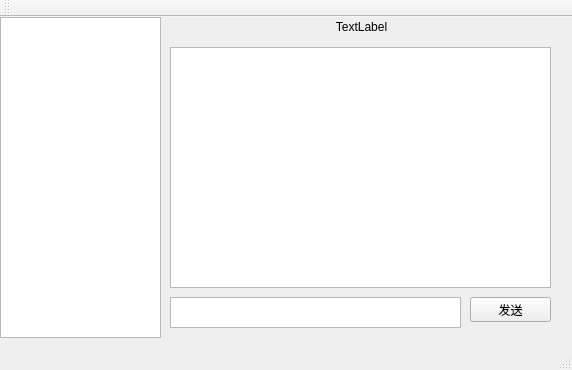
First picture: the form in mainwindow.ui, repository weizy2018/Client, before the edit.
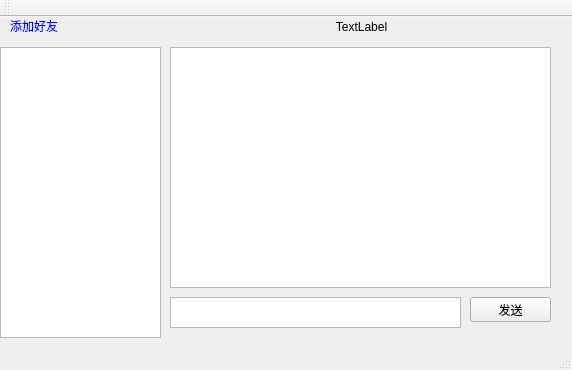
Second picture: the form after the edit.

```diff
--- a/mainwindow.ui
+++ b/mainwindow.ui
@@ -18,9 +18,9 @@
     <property name="geometry">
      <rect>
       <x>0</x>
-      <y>0</y>
+      <y>30</y>
       <width>161</width>
-      <height>321</height>
+      <height>291</height>
      </rect>
     </property>
     <property name="verticalScrollBarPolicy">
@@ -125,6 +125,89 @@
       <height>241</height>
      </rect>
     </property>
+    <property name="undoRedoEnabled">
+     <bool>false</bool>
+    </property>
+    <property name="readOnly">
+     <bool>true</bool>
+    </property>
+   </widget>
+   <widget class="QLabel" name="label">
+    <property name="geometry">
+     <rect>
+      <x>10</x>
+      <y>0</y>
+      <width>71</width>
+      <height>17</height>
+     </rect>
+    </property>
+    <property name="palette">
+     <palette>
+      <active>
+       <colorrole role="WindowText">
+        <brush brushstyle="SolidPattern">
+         <color alpha="255">
+          <red>0</red>
+          <green>0</green>
+          <blue>255</blue>
+         </color>
+        </brush>
+       </colorrole>
+       <colorrole role="Text">
+        <brush brushstyle="SolidPattern">
+         <color alpha="255">
+          <red>0</red>
+          <green>0</green>
+          <blue>0</blue>
+         </color>
+        </brush>
+       </colorrole>
+      </active>
+      <inactive>
+       <colorrole role="WindowText">
+        <brush brushstyle="SolidPattern">
+         <color alpha="255">
+          <red>0</red>
+          <green>0</green>
+          <blue>255</blue>
+         </color>
+        </brush>
+       </colorrole>
+       <colorrole role="Text">
+        <brush brushstyle="SolidPattern">
+         <color alpha="255">
+          <red>0</red>
+          <green>0</green>
+          <blue>0</blue>
+         </color>
+        </brush>
+       </colorrole>
+      </inactive>
+      <disabled>
+       <colorrole role="WindowText">
+        <brush brushstyle="SolidPattern">
+         <color alpha="255">
+          <red>190</red>
+          <green>190</green>
+          <blue>190</blue>
+         </color>
+        </brush>
+       </colorrole>
+       <colorrole role="Text">
+        <brush brushstyle="SolidPattern">
+         <color alpha="255">
+          <red>190</red>
+          <green>190</green>
+          <blue>190</blue>
+         </color>
+        </brush>
+       </colorrole>
+      </disabled>
+     </palette>
+    </property>
+    <property name="text">
+     <string>添加好友</string>
+    </property>
    </widget>
   </widget>
   <widget class="QMenuBar" name="menuBar">
```
Left out of the diff: 48 changed lines with no effect on the pictures.
